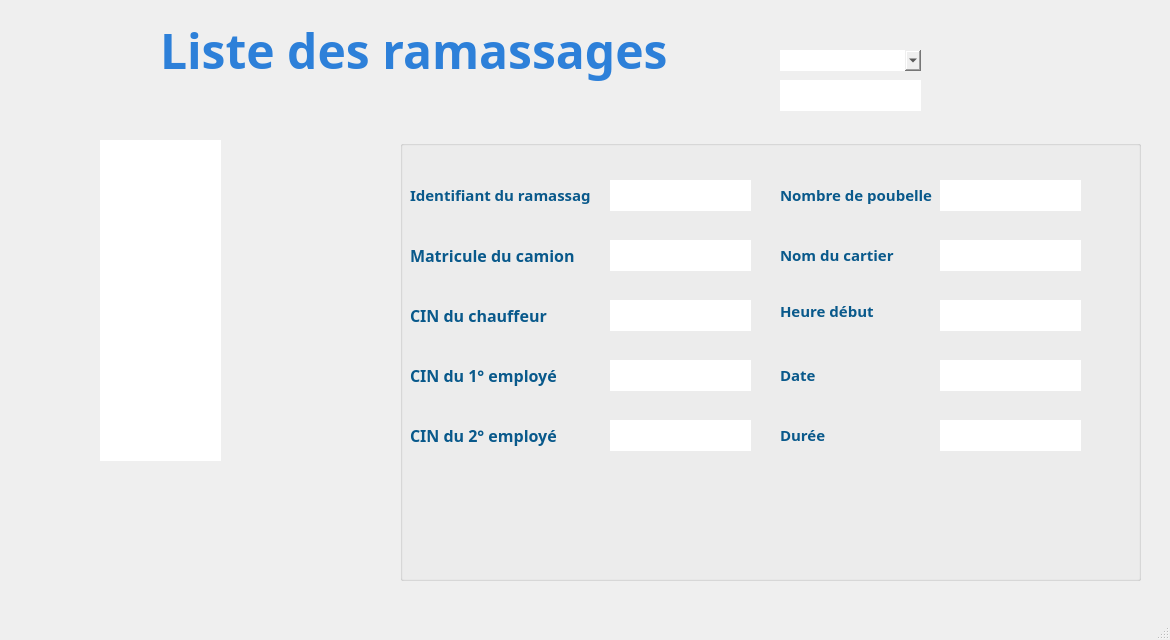
The window that mainwindow.ui (IbriRima/Smart_Municipality_2A3) describes before a commit, drawn with Qt 5.
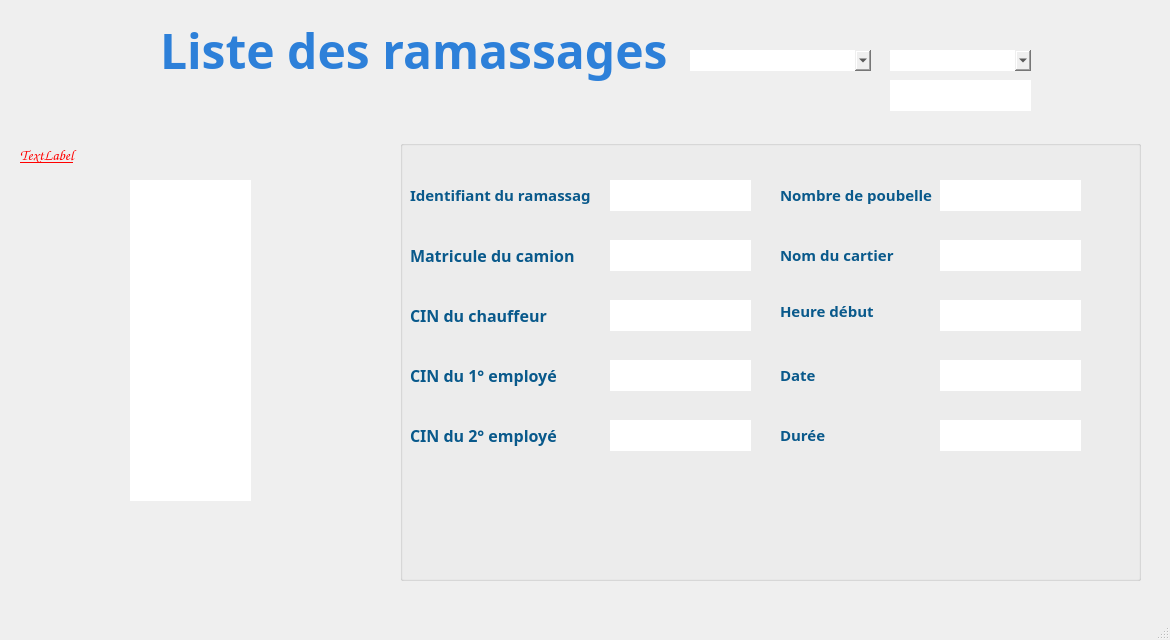
The same window after the commit. The open tabs and pages were chosen to show the change. Icons and pictures are not drawn. Custom widgets are drawn as their Qt base class.

Patch:
```diff
--- a/mainwindow.ui
+++ b/mainwindow.ui
@@ -2470,7 +2470,7 @@
        <widget class="QLineEdit" name="lineEdit_recherche_R">
         <property name="geometry">
          <rect>
-          <x>790</x>
+          <x>900</x>
           <y>70</y>
           <width>141</width>
           <height>31</height>
@@ -3250,7 +3250,7 @@
        <widget class="QPushButton" name="pushButton_Icon_serachR">
         <property name="geometry">
          <rect>
-          <x>890</x>
+          <x>1000</x>
           <y>70</y>
           <width>31</width>
           <height>31</height>
@@ -3273,8 +3273,8 @@
        <widget class="QTableView" name="tableView_Ramas">
         <property name="geometry">
          <rect>
-          <x>110</x>
-          <y>130</y>
+          <x>140</x>
+          <y>170</y>
           <width>121</width>
           <height>321</height>
          </rect>
@@ -3335,7 +3335,7 @@
        <widget class="QPushButton" name="pushButton_StatR">
         <property name="geometry">
          <rect>
-          <x>980</x>
+          <x>1050</x>
           <y>40</y>
           <width>75</width>
           <height>61</height>
@@ -3358,7 +3358,7 @@
        <widget class="QComboBox" name="comboBox_TypeRech_Ramas">
         <property name="geometry">
          <rect>
-          <x>790</x>
+          <x>900</x>
           <y>40</y>
           <width>141</width>
           <height>21</height>
@@ -3383,6 +3383,99 @@
 </string>
         </property>
        </widget>
+       <widget class="QComboBox" name="comboBox_Type_Tri">
+        <property name="geometry">
+         <rect>
+          <x>700</x>
+          <y>40</y>
+          <width>181</width>
+          <height>21</height>
+         </rect>
+        </property>
+        <property name="font">
+         <font>
+          <family>Javanese Text</family>
+          <pointsize>10</pointsize>
+          <weight>50</weight>
+          <bold>false</bold>
+         </font>
+        </property>
+        <property name="styleSheet">
+         <string notr="true">#comboBox_Type_Tri{
+background-color: transparent;
+border-image: url(:champs.png);
+background: none;
+border: none;
+background-repeat: none;
+}
+</string>
+        </property>
+       </widget>
+       <widget class="QLabel" name="tri_ramassage">
+        <property name="geometry">
+         <rect>
+          <x>30</x>
+          <y>130</y>
+          <width>381</width>
+          <height>31</height>
+         </rect>
+        </property>
+        <property name="palette">
+         <palette>
+          <active>
+           <colorrole role="WindowText">
+            <brush brushstyle="SolidPattern">
+             <color alpha="255">
+              <red>255</red>
+              <green>0</green>
+              <blue>0</blue>
+             </color>
+            </brush>
+           </colorrole>
+          </active>
+          <inactive>
+           <colorrole role="WindowText">
+            <brush brushstyle="SolidPattern">
+             <color alpha="255">
+              <red>255</red>
+              <green>0</green>
+              <blue>0</blue>
+             </color>
+            </brush>
+           </colorrole>
+          </inactive>
+          <disabled>
+           <colorrole role="WindowText">
+            <brush brushstyle="SolidPattern">
+             <color alpha="255">
+              <red>120</red>
+              <green>120</green>
+              <blue>120</blue>
+             </color>
+            </brush>
+           </colorrole>
+          </disabled>
+         </palette>
+        </property>
+        <property name="font">
+         <font>
+          <family>Comic Sans MS</family>
+          <pointsize>11</pointsize>
+          <weight>75</weight>
+          <bold>true</bold>
+          <underline>true</underline>
+         </font>
+        </property>
+        <property name="layoutDirection">
+         <enum>Qt::LeftToRight</enum>
+        </property>
+        <property name="text">
+         <string>&lt;html&gt;&lt;head/&gt;&lt;body&gt;&lt;p&gt;&lt;span style=&quot; color:#ff0000;&quot;&gt;TextLabel&lt;/span&gt;&lt;/p&gt;&lt;/body&gt;&lt;/html&gt;</string>
+        </property>
+        <property name="scaledContents">
+         <bool>false</bool>
+        </property>
+       </widget>
        <zorder>tableView_Ramas</zorder>
        <zorder>label_17</zorder>
        <zorder>groupBox_2</zorder>
```
Left out of the diff: 8 changed lines with no effect on the pictures.
